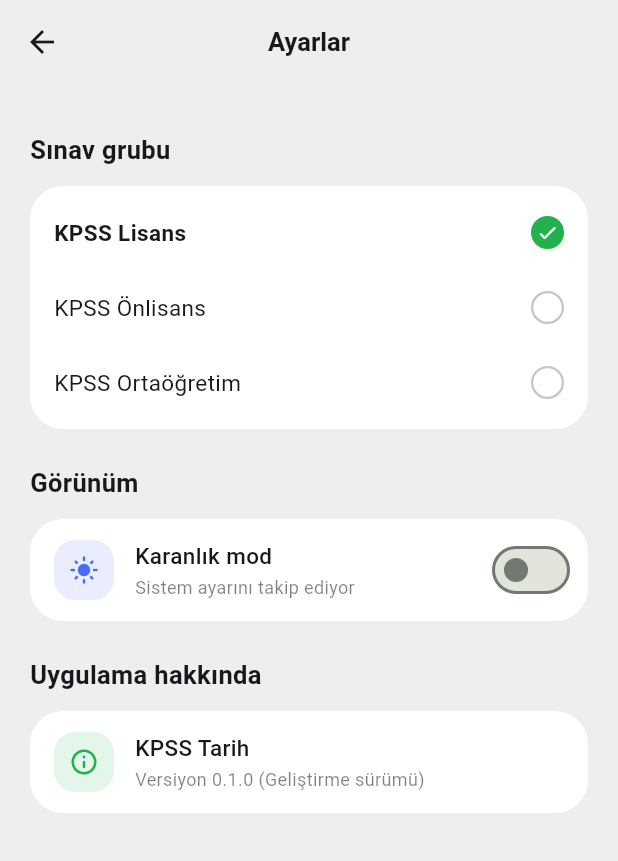
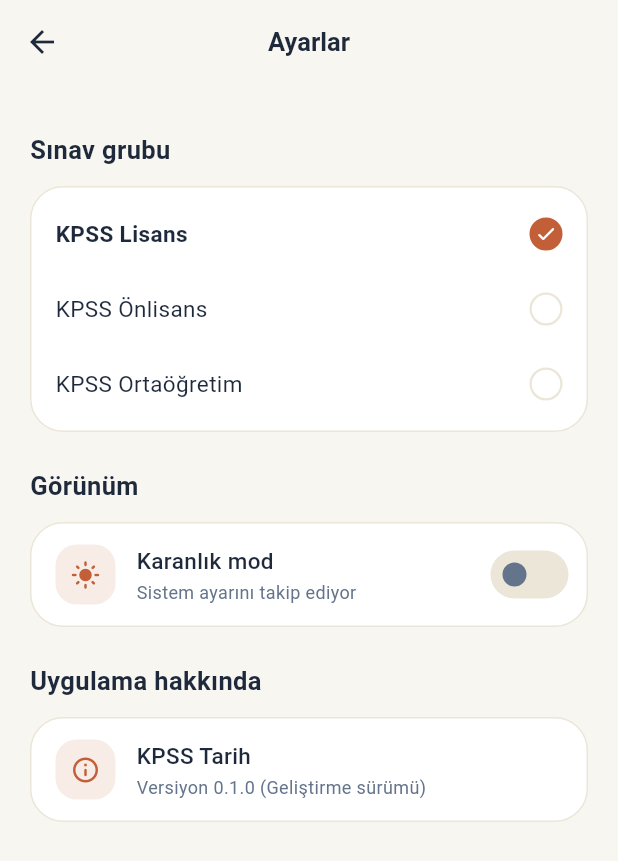
Before and after one commit to Veysibeyaz/tarih_uygulama, a Flutter app: the screen it shows after launch, after a tap on the "settings" icon, on a phone screen of 412 x 824 dp. Shown: the top 861 px of the screen. Run offline on Flutter 3.47's test engine with Material 3 defaults, Android fonts, the phone set to English and light mode, and no system bars.

Commit message:
renkler güncellendi

```diff
--- a/lib/main.dart
+++ b/lib/main.dart
@@ -43,6 +43,8 @@ class _MainScaffoldState extends State<MainScaffold> {
 
   @override
   Widget build(BuildContext context) {
+    final cs = Theme.of(context).colorScheme;
+    final dark = Theme.of(context).brightness == Brightness.dark;
     return Scaffold(
       extendBody: true,
       body: IndexedStack(index: _index, children: _pages),
@@ -53,8 +55,9 @@ class _MainScaffoldState extends State<MainScaffold> {
             height: 64,
             padding: const EdgeInsets.symmetric(horizontal: 8),
             decoration: BoxDecoration(
-              color: const Color(0xFF0B0B0D),
+              color: dark ? cs.surface : cs.onSurface,
               borderRadius: BorderRadius.circular(40),
+              border: dark ? Border.all(color: cs.outlineVariant) : null,
               boxShadow: [
                 BoxShadow(
                   color: Colors.black.withValues(alpha: .18),
@@ -102,6 +105,7 @@ class _NavItem extends StatelessWidget {
 
   @override
   Widget build(BuildContext context) {
+    final cs = Theme.of(context).colorScheme;
     return Tooltip(
       message: tooltip,
       child: GestureDetector(
@@ -113,13 +117,15 @@ class _NavItem extends StatelessWidget {
           width: 50,
           height: 50,
           decoration: BoxDecoration(
-            color: selected ? Colors.white : Colors.transparent,
+            color: selected ? cs.primary : Colors.transparent,
             shape: BoxShape.circle,
           ),
           child: Icon(
             icon,
             size: 24,
-            color: selected ? Colors.black : Colors.white60,
+            color: selected
+                ? cs.onPrimary
+                : cs.onSurfaceVariant.withValues(alpha: .9),
           ),
         ),
       ),
--- a/lib/pages/home_page.dart
+++ b/lib/pages/home_page.dart
@@ -43,28 +43,24 @@ class HomePage extends StatelessWidget {
           const SectionHeader('Çalışma alanın'),
           const _ModuleCard(
             icon: Icons.menu_book_rounded,
-            color: kAccent,
             title: 'Konu Özetleri',
             subtitle: 'Kısa, net ve akılda kalıcı notlar',
           ),
           const SizedBox(height: 12),
           const _ModuleCard(
             icon: Icons.bolt_rounded,
-            color: kOrange,
             title: 'Flashcard\'lar',
             subtitle: 'Hızlı aktif hatırlama kartları',
           ),
           const SizedBox(height: 12),
           const _ModuleCard(
             icon: Icons.edit_note_rounded,
-            color: kBlue,
             title: 'Testler',
             subtitle: 'Konu bazlı denemeler ve çözümler',
           ),
           const SizedBox(height: 12),
           const _ModuleCard(
             icon: Icons.replay_circle_filled_rounded,
-            color: kRed,
             title: 'Tekrar & Yanlışlar',
             subtitle: 'Zayıf noktaları eritme havuzu',
           ),
@@ -114,14 +110,18 @@ class _CountdownCardState extends State<_CountdownCard> {
         final m = diff.inMinutes % 60;
         final s = diff.inSeconds % 60;
 
+        final cs = Theme.of(context).colorScheme;
+        final dark = Theme.of(context).brightness == Brightness.dark;
         return Container(
           padding: const EdgeInsets.fromLTRB(20, 18, 20, 22),
           decoration: BoxDecoration(
             borderRadius: BorderRadius.circular(26),
-            gradient: const LinearGradient(
+            gradient: LinearGradient(
               begin: Alignment.topCenter,
               end: Alignment.bottomCenter,
-              colors: [Color(0xFF34363C), Color(0xFF141518)],
+              colors: dark
+                  ? const [Color(0xFF2B3A55), Color(0xFF1E293B)]
+                  : const [Color(0xFF334155), Color(0xFF1E293B)],
             ),
             boxShadow: [
               BoxShadow(
@@ -145,7 +145,7 @@ class _CountdownCardState extends State<_CountdownCard> {
                 child: Row(
                   mainAxisSize: MainAxisSize.min,
                   children: [
-                    const Icon(Icons.flag_rounded, size: 16, color: kAccent),
+                    Icon(Icons.flag_rounded, size: 16, color: cs.primary),
                     const SizedBox(width: 8),
                     Text(
                       '2027 $group',
@@ -161,7 +161,7 @@ class _CountdownCardState extends State<_CountdownCard> {
               const SizedBox(height: 16),
               const Text(
                 'Sınava kalan süre',
-                style: TextStyle(color: Colors.white54, fontSize: 13),
+                style: TextStyle(color: Color(0xFF94A3B8), fontSize: 13),
               ),
               const SizedBox(height: 4),
               Row(
@@ -172,7 +172,7 @@ class _CountdownCardState extends State<_CountdownCard> {
                   Text(
                     '$days',
                     style: const TextStyle(
-                      color: Colors.white,
+                      color: Color(0xFFF1F5F9),
                       fontSize: 52,
                       fontWeight: FontWeight.w700,
                       height: 1.1,
@@ -181,7 +181,7 @@ class _CountdownCardState extends State<_CountdownCard> {
                   const SizedBox(width: 8),
                   const Text(
                     'gün',
-                    style: TextStyle(color: Colors.white70, fontSize: 18),
+                    style: TextStyle(color: Color(0xFFCBD5E1), fontSize: 18),
                   ),
                 ],
               ),
@@ -189,7 +189,7 @@ class _CountdownCardState extends State<_CountdownCard> {
               Text(
                 '${_two(h)} sa  ${_two(m)} dk  ${_two(s)} sn',
                 style: const TextStyle(
-                  color: Colors.white60,
+                  color: Color(0xFF94A3B8),
                   fontSize: 14,
                   fontFeatures: [FontFeature.tabularFigures()],
                 ),
@@ -204,13 +204,11 @@ class _CountdownCardState extends State<_CountdownCard> {
 
 class _ModuleCard extends StatelessWidget {
   final IconData icon;
-  final Color color;
   final String title;
   final String subtitle;
 
   const _ModuleCard({
     required this.icon,
-    required this.color,
     required this.title,
     required this.subtitle,
   });
@@ -227,7 +225,7 @@ class _ModuleCard extends StatelessWidget {
         },
         child: Row(
           children: [
-            IconTile(icon: icon, color: color, size: 48),
+            IconTile(icon: icon, size: 48),
             const SizedBox(width: 14),
             Expanded(
               child: Column(
@@ -244,10 +242,7 @@ class _ModuleCard extends StatelessWidget {
                   const SizedBox(height: 3),
                   Text(
                     subtitle,
-                    style: TextStyle(
-                      fontSize: 13,
-                      color: cs.onSurface.withValues(alpha: .55),
-                    ),
+                    style: TextStyle(fontSize: 13, color: cs.onSurfaceVariant),
                   ),
                 ],
               ),
@@ -257,7 +252,7 @@ class _ModuleCard extends StatelessWidget {
               height: 36,
               decoration: BoxDecoration(
                 shape: BoxShape.circle,
-                border: Border.all(color: cs.onSurface.withValues(alpha: .1)),
+                border: Border.all(color: cs.outlineVariant),
               ),
               child: Icon(
                 Icons.chevron_right_rounded,
@@ -293,7 +288,11 @@ class _RoundIconButton extends StatelessWidget {
         child: Container(
           width: 44,
           height: 44,
-          decoration: BoxDecoration(color: cs.surface, shape: BoxShape.circle),
+          decoration: BoxDecoration(
+            color: cs.surface,
+            shape: BoxShape.circle,
+            border: Border.all(color: cs.outlineVariant),
+          ),
           child: Icon(icon, size: 22, color: cs.onSurface),
         ),
       ),
--- a/lib/pages/performance_page.dart
+++ b/lib/pages/performance_page.dart
@@ -1,6 +1,5 @@
 import 'package:flutter/material.dart';
 
-import '../state/app_settings.dart';
 import '../widgets/ui.dart';
 
 class PerformancePage extends StatelessWidget {
@@ -10,16 +9,16 @@ class PerformancePage extends StatelessWidget {
   static const _weekDays = ['Pzt', 'Sal', 'Çar', 'Per', 'Cum', 'Cmt', 'Paz'];
   static const _weekly = [24, 18, 9, 21, 33, 27, 12];
   static const _topics = [
-    ('İslamiyet Öncesi Türk Tarihi', 0.72, kAccent),
-    ('Osmanlı Devleti Kuruluş', 0.55, kOrange),
-    ('Kurtuluş Savaşı', 0.38, kBlue),
-    ('Atatürk İlkeleri', 0.20, kRed),
+    ('İslamiyet Öncesi Türk Tarihi', 0.72),
+    ('Osmanlı Devleti Kuruluş', 0.55),
+    ('Kurtuluş Savaşı', 0.38),
+    ('Atatürk İlkeleri', 0.20),
   ];
 
   @override
   Widget build(BuildContext context) {
     final cs = Theme.of(context).colorScheme;
-    final muted = cs.onSurface.withValues(alpha: .55);
+    final muted = cs.onSurfaceVariant;
     final maxV = _weekly.reduce((a, b) => a > b ? a : b);
 
     return SafeArea(
@@ -43,7 +42,6 @@ class PerformancePage extends StatelessWidget {
                   label: 'Çözülen soru',
                   value: '144',
                   icon: Icons.check_circle_rounded,
-                  color: kAccent,
                 ),
               ),
               const SizedBox(width: 12),
@@ -52,7 +50,6 @@ class PerformancePage extends StatelessWidget {
                   label: 'Başarı oranı',
                   value: '%68',
                   icon: Icons.trending_up_rounded,
-                  color: kBlue,
                 ),
               ),
             ],
@@ -92,8 +89,8 @@ class PerformancePage extends StatelessWidget {
                               height: 120 * _weekly[i] / maxV,
                               decoration: BoxDecoration(
                                 color: top
-                                    ? kAccent
-                                    : cs.onSurface.withValues(alpha: .85),
+                                    ? cs.primary
+                                    : cs.onSurface.withValues(alpha: .14),
                                 borderRadius: BorderRadius.circular(99),
                               ),
                             ),
@@ -137,7 +134,7 @@ class PerformancePage extends StatelessWidget {
                     ],
                   ),
                   const SizedBox(height: 8),
-                  SlimProgress(value: _topics[i].$2, color: _topics[i].$3),
+                  SlimProgress(value: _topics[i].$2),
                 ],
               ],
             ),
@@ -152,12 +149,10 @@ class _StatCard extends StatelessWidget {
   final String label;
   final String value;
   final IconData icon;
-  final Color color;
   const _StatCard({
     required this.label,
     required this.value,
     required this.icon,
-    required this.color,
   });
 
   @override
@@ -167,7 +162,7 @@ class _StatCard extends StatelessWidget {
       child: Column(
         crossAxisAlignment: CrossAxisAlignment.start,
         children: [
-          IconTile(icon: icon, color: color, size: 40),
+          IconTile(icon: icon, size: 40),
           const SizedBox(height: 14),
           Text(
             value,
@@ -180,10 +175,7 @@ class _StatCard extends StatelessWidget {
           const SizedBox(height: 2),
           Text(
             label,
-            style: TextStyle(
-              fontSize: 13,
-              color: cs.onSurface.withValues(alpha: .55),
-            ),
+            style: TextStyle(fontSize: 13, color: cs.onSurfaceVariant),
           ),
         ],
       ),
--- a/lib/pages/settings_page.dart
+++ b/lib/pages/settings_page.dart
@@ -9,7 +9,7 @@ class SettingsPage extends StatelessWidget {
   @override
   Widget build(BuildContext context) {
     final cs = Theme.of(context).colorScheme;
-    final muted = cs.onSurface.withValues(alpha: .55);
+    final muted = cs.onSurfaceVariant;
 
     return Scaffold(
       appBar: AppBar(title: const Text('Ayarlar')),
@@ -53,19 +53,17 @@ class SettingsPage extends StatelessWidget {
                               height: 22,
                               decoration: BoxDecoration(
                                 shape: BoxShape.circle,
-                                color: isSel ? kAccent : Colors.transparent,
+                                color: isSel ? cs.primary : Colors.transparent,
                                 border: Border.all(
-                                  color: isSel
-                                      ? kAccent
-                                      : cs.onSurface.withValues(alpha: .25),
+                                  color: isSel ? cs.primary : cs.outlineVariant,
                                   width: 1.5,
                                 ),
                               ),
                               child: isSel
-                                  ? const Icon(
+                                  ? Icon(
                                       Icons.check_rounded,
                                       size: 15,
-                                      color: Colors.white,
+                                      color: cs.onPrimary,
                                     )
                                   : null,
                             ),
@@ -95,7 +93,6 @@ class SettingsPage extends StatelessWidget {
                       icon: isDark
                           ? Icons.dark_mode_rounded
                           : Icons.light_mode_rounded,
-                      color: kBlue,
                       size: 40,
                     ),
                     const SizedBox(width: 14),
@@ -123,7 +120,6 @@ class SettingsPage extends StatelessWidget {
                     ),
                     Switch(
                       value: isDark,
-                      activeColor: kAccent,
                       onChanged: (v) => themeModeNotifier.value = v
                           ? ThemeMode.dark
                           : ThemeMode.light,
@@ -138,11 +134,7 @@ class SettingsPage extends StatelessWidget {
             padding: const EdgeInsets.fromLTRB(16, 14, 16, 14),
             child: Row(
               children: [
-                const IconTile(
-                  icon: Icons.info_outline_rounded,
-                  color: kAccent,
-                  size: 40,
-                ),
+                const IconTile(icon: Icons.info_outline_rounded, size: 40),
                 const SizedBox(width: 14),
                 Column(
                   crossAxisAlignment: CrossAxisAlignment.start,
--- a/lib/state/app_settings.dart
+++ b/lib/state/app_settings.dart
@@ -22,25 +22,37 @@ final Map<String, DateTime> examDates = {
   'KPSS Ortaöğretim': DateTime(2027, 10, 24, 10, 15),
 };
 
-/// Ana vurgu rengi (yeşil) ve modül renkleri
-const Color kAccent = Color(0xFF22B14C);
-const Color kOrange = Color(0xFFF08A24);
-const Color kBlue = Color(0xFF4A6CF7);
-const Color kRed = Color(0xFFE5484D);
+/// Test geri bildirim renkleri (her iki modda ortak)
+const Color kCorrect = Color(0xFF10B981); // Zümrüt yeşili
+const Color kWrong = Color(0xFFEF4444); // Canlı kırmızı
 
 ThemeData _build(Brightness b) {
   final dark = b == Brightness.dark;
-  final surface = dark ? const Color(0xFF1B1E26) : Colors.white;
-  final bg = dark ? const Color(0xFF0F1115) : const Color(0xFFEEEEF0);
-  final text = dark ? const Color(0xFFF2F3F5) : const Color(0xFF17181C);
+
+  final bg = dark ? const Color(0xFF0F172A) : const Color(0xFFF8F6F0);
+  final surface = dark ? const Color(0xFF1E293B) : Colors.white;
+  final text = dark ? const Color(0xFFF1F5F9) : const Color(0xFF1E293B);
+  final muted = dark ? const Color(0xFF94A3B8) : const Color(0xFF64748B);
+  final accent = dark ? const Color(0xFFF59E0B) : const Color(0xFFC25E38);
+  final onAccent = dark ? const Color(0xFF0F172A) : Colors.white;
+  final outline = dark ? const Color(0xFF334155) : const Color(0xFFEBE6D8);
+
+  final scheme = ColorScheme.fromSeed(seedColor: accent, brightness: b)
+      .copyWith(
+        primary: accent,
+        onPrimary: onAccent,
+        surface: surface,
+        onSurface: text,
+        onSurfaceVariant: muted,
+        outlineVariant: outline,
+        error: kWrong,
+      );
+
   return ThemeData(
     useMaterial3: true,
     brightness: b,
+    colorScheme: scheme,
     scaffoldBackgroundColor: bg,
-    colorScheme: ColorScheme.fromSeed(
-      seedColor: kAccent,
-      brightness: b,
-    ).copyWith(surface: surface, onSurface: text, primary: kAccent),
     cardColor: surface,
     appBarTheme: AppBarTheme(
       backgroundColor: Colors.transparent,
@@ -54,6 +66,15 @@ ThemeData _build(Brightness b) {
         fontWeight: FontWeight.w600,
       ),
     ),
+    switchTheme: SwitchThemeData(
+      thumbColor: WidgetStateProperty.resolveWith(
+        (s) => s.contains(WidgetState.selected) ? onAccent : muted,
+      ),
+      trackColor: WidgetStateProperty.resolveWith(
+        (s) => s.contains(WidgetState.selected) ? accent : outline,
+      ),
+      trackOutlineColor: WidgetStateProperty.all(Colors.transparent),
+    ),
   );
 }
 
--- a/lib/widgets/ui.dart
+++ b/lib/widgets/ui.dart
@@ -1,27 +1,27 @@
 import 'package:flutter/material.dart';
 
-/// Yumuşak köşeli, gölgesiz, sade kart.
+/// Yumuşak köşeli, gölgesiz, ince çerçeveli sade kart.
 class AppCard extends StatelessWidget {
   final Widget child;
   final EdgeInsets padding;
   final double radius;
-  final Color? color;
 
   const AppCard({
     super.key,
     required this.child,
     this.padding = const EdgeInsets.all(16),
     this.radius = 22,
-    this.color,
   });
 
   @override
   Widget build(BuildContext context) {
+    final cs = Theme.of(context).colorScheme;
     return Container(
       padding: padding,
       decoration: BoxDecoration(
-        color: color ?? Theme.of(context).colorScheme.surface,
+        color: cs.surface,
         borderRadius: BorderRadius.circular(radius),
+        border: Border.all(color: cs.outlineVariant),
       ),
       child: child,
     );
@@ -53,10 +53,7 @@ class SectionHeader extends StatelessWidget {
           if (trailing != null)
             Text(
               trailing!,
-              style: TextStyle(
-                fontSize: 13,
-                color: cs.onSurface.withValues(alpha: .55),
-              ),
+              style: TextStyle(fontSize: 13, color: cs.onSurfaceVariant),
             ),
         ],
       ),
@@ -64,20 +61,15 @@ class SectionHeader extends StatelessWidget {
   }
 }
 
-/// Renkli ikon kutusu
+/// Vurgu renginde ikon kutusu
 class IconTile extends StatelessWidget {
   final IconData icon;
-  final Color color;
   final double size;
-  const IconTile({
-    super.key,
-    required this.icon,
-    required this.color,
-    this.size = 44,
-  });
+  const IconTile({super.key, required this.icon, this.size = 44});
 
   @override
   Widget build(BuildContext context) {
+    final color = Theme.of(context).colorScheme.primary;
     return Container(
       width: size,
       height: size,
@@ -93,8 +85,8 @@ class IconTile extends StatelessWidget {
 /// İnce ilerleme çubuğu
 class SlimProgress extends StatelessWidget {
   final double value; // 0..1
-  final Color color;
-  const SlimProgress({super.key, required this.value, required this.color});
+  final Color? color;
+  const SlimProgress({super.key, required this.value, this.color});
 
   @override
   Widget build(BuildContext context) {
@@ -104,8 +96,8 @@ class SlimProgress extends StatelessWidget {
       child: LinearProgressIndicator(
         value: value,
         minHeight: 5,
-        color: color,
-        backgroundColor: cs.onSurface.withValues(alpha: .08),
+        color: color ?? cs.primary,
+        backgroundColor: cs.outlineVariant,
       ),
     );
   }
```
Also changed, not shown: 1 other file.
